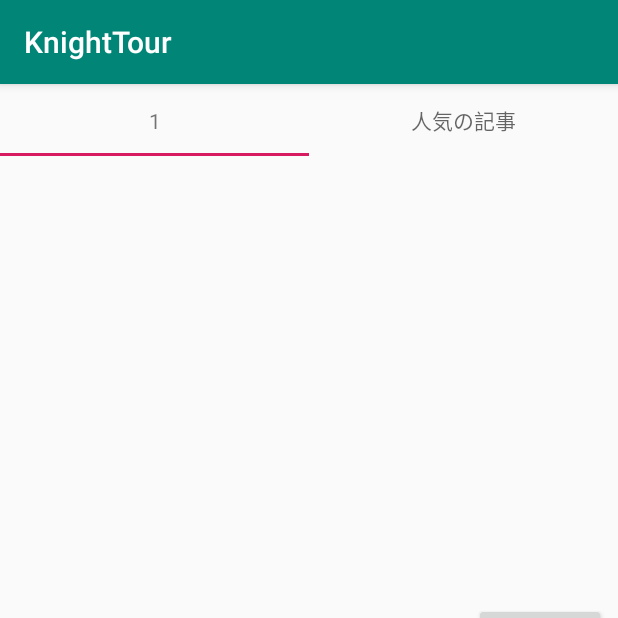
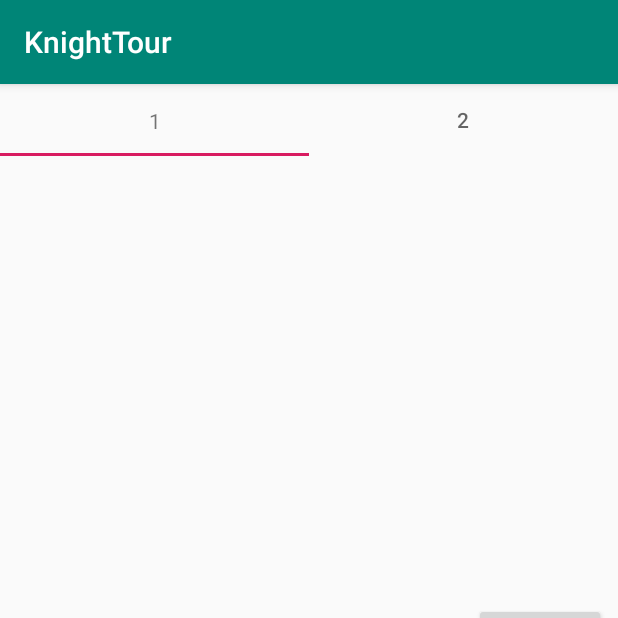
Before and after one commit to pikohan-suzuki/Knight_Tour, an Android app: the HowToPlayActivity screen opened directly, with no data from a screen before it, on a phone screen of 412 x 824 dp, the top half of it. Run offline under Robolectric (Android 15) with nearby library versions, the phone set to English and light mode, and no system bars.

Commit message:
タブのテキストを変更

```diff
--- a/KnightTour/app/src/main/java/com/amebaownd/pikohan_nwiatori/knighttour/TabAdapter.kt
+++ b/KnightTour/app/src/main/java/com/amebaownd/pikohan_nwiatori/knighttour/TabAdapter.kt
@@ -12,7 +12,7 @@ import android.widget.TextView
 class TabAdapter(fm: FragmentManager, private val context: Context) : FragmentStatePagerAdapter(fm) {
 
     private val inflater = LayoutInflater.from(context)
-    private val title = arrayOf<String>("1", "人気の記事")
+    private val title = arrayOf<String>("1", "2")
     override fun getItem(position: Int): Fragment? {
         when(position){
             0->
```
